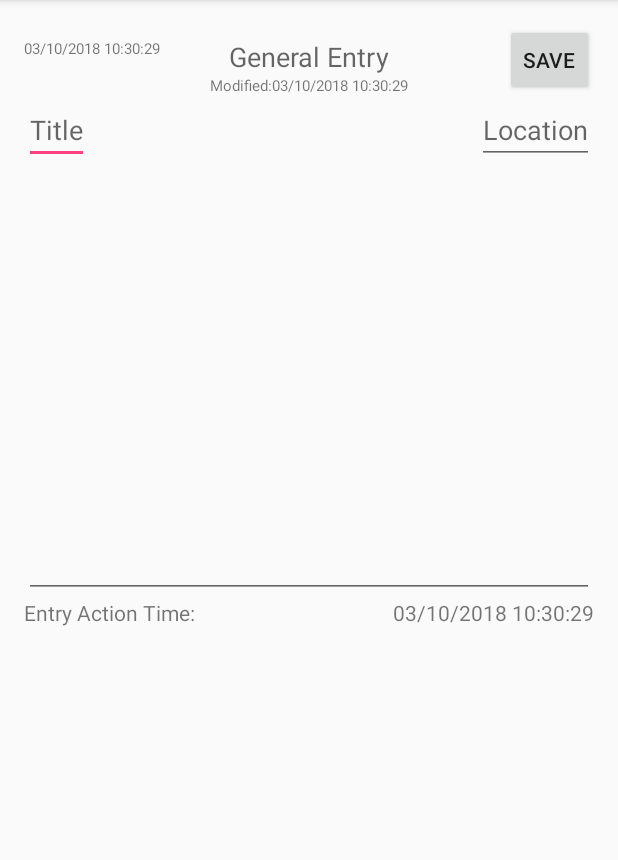
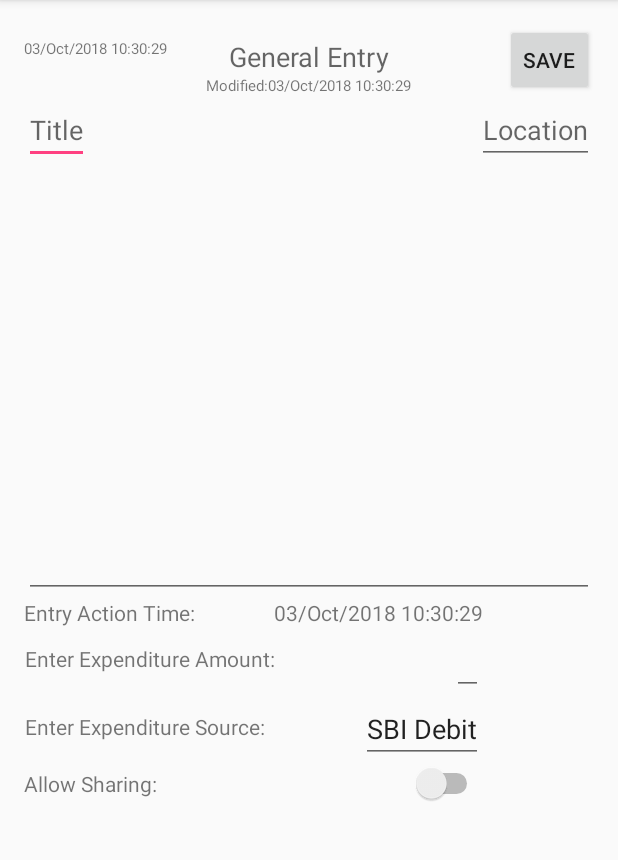
Before and after one commit to viktriom/Diary, an Android app: the GeneralEntry screen opened directly, with no data from a screen before it, on a phone screen of 412 x 824 dp, the part 84-944 px from its top. Run offline under Robolectric (Android 15) with nearby library versions, the phone set to English and light mode, and no system bars; libraries missing offline, so code that uses them is left out: com.j256.ormlite.

Commit message:
Implimented Dashbord functionality.

```diff
--- a/app/src/main/java/com/sonu/diary/activities/AbstractActivity.java
+++ b/app/src/main/java/com/sonu/diary/activities/AbstractActivity.java
@@ -11,9 +11,10 @@ import com.sonu.diary.util.DatePicker;
 import com.sonu.diary.util.DateUtils;
 import com.sonu.diary.util.TimePicker;
 
+import java.io.Serializable;
 import java.sql.Timestamp;
 
-public class AbstractActivity extends AppCompatActivity {
+public class AbstractActivity extends AppCompatActivity implements Serializable {
 
     private int year, month, dayOfMonth, hour, minute, second=0;
     private View view;
--- a/app/src/main/java/com/sonu/diary/activities/GeneralEntry.java
+++ b/app/src/main/java/com/sonu/diary/activities/GeneralEntry.java
@@ -4,6 +4,7 @@ import android.os.Bundle;
 import android.util.Log;
 import android.view.View;
 import android.widget.EditText;
+import android.widget.Switch;
 import android.widget.TextView;
 
 import com.sonu.diary.R;
@@ -12,6 +13,7 @@ import com.sonu.diary.database.DatabaseOperations;
 import com.sonu.diary.database.DatabaseOperationsImpl;
 import com.sonu.diary.domain.bean.DiaryEntry;
 import com.sonu.diary.domain.bean.DiaryPage;
+import com.sonu.diary.util.AppUtil;
 import com.sonu.diary.util.DateUtils;
 
 import java.sql.Timestamp;
@@ -25,6 +27,9 @@ public class GeneralEntry extends AbstractActivity {
     private TextView creationTimeLabel;
     private TextView lastModifiedTimeLabel;
     private TextView txtEntryActionTime;
+    private TextView txtExpenditureAmount;
+    private TextView txtExpenditureSource;
+    private Switch swhIsSharable;
     private DatabaseOperations dbOpers;
 
     @Override
@@ -45,8 +50,12 @@ public class GeneralEntry extends AbstractActivity {
         creationTimeLabel = (TextView) findViewById(R.id.lblCreationTime);
         lastModifiedTimeLabel = (TextView) findViewById(R.id.lblLastModifiedOn);
         txtEntryActionTime = (TextView) findViewById(R.id.txtEntryActionTime);
+        txtExpenditureAmount = (TextView)findViewById(R.id.txtExpenditure);
+        txtExpenditureSource = (TextView)findViewById(R.id.txtExpenditureSource);
+        swhIsSharable = (Switch)findViewById(R.id.swhIsSharable);
         Log.i(GeneralEntry.class.getName(), "Done Initializing UI Objects.");
 
+        swhIsSharable.setChecked(false);
         Timestamp creationTime = DateUtils.getCurrentTimestamp();
         txtEntryActionTime.setText(DateUtils.getStringDateFromTimestampInFormat(creationTime, DateUtils.DEFAULT_TIMESTAMP_FORMAT));
         creationTimeLabel.setText(DateUtils.getStringDateFromTimestampInFormat(creationTime, DateUtils.DEFAULT_TIMESTAMP_FORMAT));
@@ -68,9 +77,19 @@ public class GeneralEntry extends AbstractActivity {
         de.setEntryDescription(entryDescription.getText().toString());
         de.setEntryTitle(entryTitle.getText().toString());
         de.setLocation(entryLocation.getText().toString());
+        String expAmount = null == txtExpenditureAmount.getText()?null:txtExpenditureAmount.getText().toString();
+        if(null != expAmount && !expAmount.isEmpty() && !expAmount.equals("0") && AppUtil.isInteger(expAmount, 10)){
+            de.setExpenseAdded(true);
+            de.setEntryExpenditure(Integer.parseInt(txtExpenditureAmount.getText().toString()));
+            de.setEntryExpenditureSource(txtExpenditureSource.getText().toString());
+        } else {
+            de.setExpenseAdded(false);
+        }
         if(validationPassed()) {
             Log.i(GeneralEntry.class.getName(), "Saving the generic Entry.");
             DiaryCache.addNewDiaryEntry(de, this.getApplicationContext());
+            MainActivity mainActivity = (MainActivity)getIntent().getSerializableExtra("mainActivity");
+            if(null != mainActivity) mainActivity.notifyMainClass();
             finish();
         }else{
             Log.i(GeneralEntry.class.getName(), "Data Validation on the entered data failed.");
--- a/app/src/main/res/layout/activity_general_entry.xml
+++ b/app/src/main/res/layout/activity_general_entry.xml
@@ -73,21 +73,79 @@
         android:layout_alignParentTop="true"
         android:layout_alignParentEnd="true"
         android:onClick="saveGeneralEntry"/>
-
+    <TableLayout
+        android:layout_width="fill_parent"
+        android:layout_height="wrap_content"
+        android:layout_below="@+id/txtGeneralEntryDetail"
+        android:id="@+id/table">
+        <TableRow
+            android:layout_width="fill_parent"
+            android:layout_height="wrap_content">
             <TextView
                 android:id="@+id/txtEntryActionLabel"
                 android:layout_width="wrap_content"
                 android:layout_height="wrap_content"
-        android:layout_below="@+id/txtGeneralEntryDetail"
-        android:layout_alignParentLeft="true"
+                android:layout_gravity="left"
                 android:text="Entry Action Time:" />
             <TextView
                 android:id="@+id/txtEntryActionTime"
                 android:layout_width="wrap_content"
                 android:layout_height="wrap_content"
-        android:layout_alignParentRight="true"
-        android:layout_below="@+id/txtGeneralEntryDetail"
+                android:layout_gravity="right"
+                android:paddingRight="0dip"
                 android:onClick="showPicker"
                 android:text="dd/mmm/yyyy hh:mm:ss" />
+        </TableRow>
+        <TableRow>
+            <TextView
+                android:id="@+id/lblExpenditure"
+                android:layout_width="wrap_content"
+                android:layout_height="fill_parent"
+                android:gravity="center"
+                android:layout_gravity="left"
+                android:layout_marginTop="3dip"
+                android:text="Enter Expenditure Amount:" />
+            <EditText
+                android:id="@+id/txtExpenditure"
+                android:layout_width="wrap_content"
+                android:layout_height="wrap_content"
+                android:layout_gravity="right"
+                android:onClick="showPicker"
+                android:text="" />
+        </TableRow>
+        <TableRow>
+            <TextView
+                android:id="@+id/lblExpenditureSource"
+                android:layout_width="wrap_content"
+                android:layout_height="fill_parent"
+                android:gravity="center"
+                android:layout_gravity="left"
+                android:layout_marginTop="3dip"
+                android:text="Enter Expenditure Source:" />
+            <EditText
+                android:id="@+id/txtExpenditureSource"
+                android:layout_width="wrap_content"
+                android:layout_height="wrap_content"
+                android:layout_gravity="right"
+                android:onClick="showPicker"
+                android:text="SBI Debit" />
+        </TableRow>
+        <TableRow>
+            <TextView
+                android:id="@+id/lblIsSharable"
+                android:layout_width="wrap_content"
+                android:layout_height="fill_parent"
+                android:layout_below="@+id/lblExpenditure"
+                android:layout_gravity="left"
+                android:gravity="center"
+                android:text="Allow Sharing:" />
+            <Switch
+                android:id="@+id/swhIsSharable"
+                android:layout_width="wrap_content"
+                android:layout_height="wrap_content"
+                android:layout_alignParentRight="true"
+                android:layout_below="@+id/lblExpenditure"/>
+        </TableRow>
+    </TableLayout>
 
 </RelativeLayout>
```
Also changed, not shown: app/src/main/java/com/sonu/diary/activities/MainActivity.java (+19 -4 lines), app/src/main/java/com/sonu/diary/adapters/DiaryEntryAdapter.java (+19 -13 lines), app/src/main/java/com/sonu/diary/caches/DiaryCache.java (+6 -1 lines), app/src/main/java/com/sonu/diary/database/DatabaseHelper.java (+1 -7 lines), app/src/main/java/com/sonu/diary/domain/bean/ConfidentialDiaryEntry.java (deleted, +0 -20 lines), app/src/main/java/com/sonu/diary/domain/bean/DiaryEntry.java (+59 -0 lines), app/src/main/java/com/sonu/diary/domain/bean/ExpenditureDiaryEntry.java (deleted, +0 -69 lines), app/src/main/java/com/sonu/diary/domain/bean/IdeaDiaryEntry.java (deleted, +0 -21 lines), app/src/main/java/com/sonu/diary/domain/bean/LendDiaryEntry.java (deleted, +0 -92 lines), app/src/main/java/com/sonu/diary/util/AppUtil.java (+12 -0 lines), app/src/main/java/com/sonu/diary/util/DBUtil.java (added, +38 -0 lines), app/src/main/java/com/sonu/diary/util/DateUtils.java (+4 -3 lines), app/src/main/res/layout/content_main.xml (+15 -4 lines), app/src/main/res/layout/list_item_diary_entry.xml (+27 -14 lines). Lines whose indentation alone changed are shown as unchanged.
